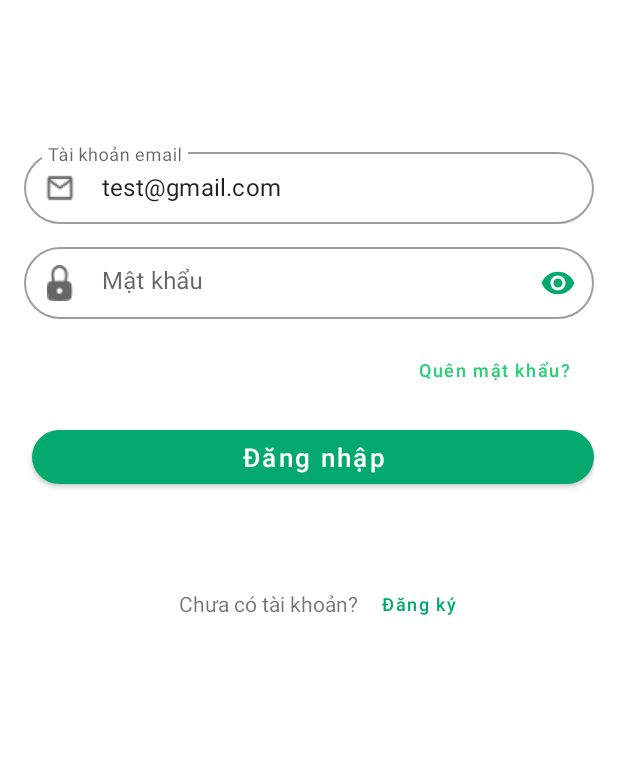
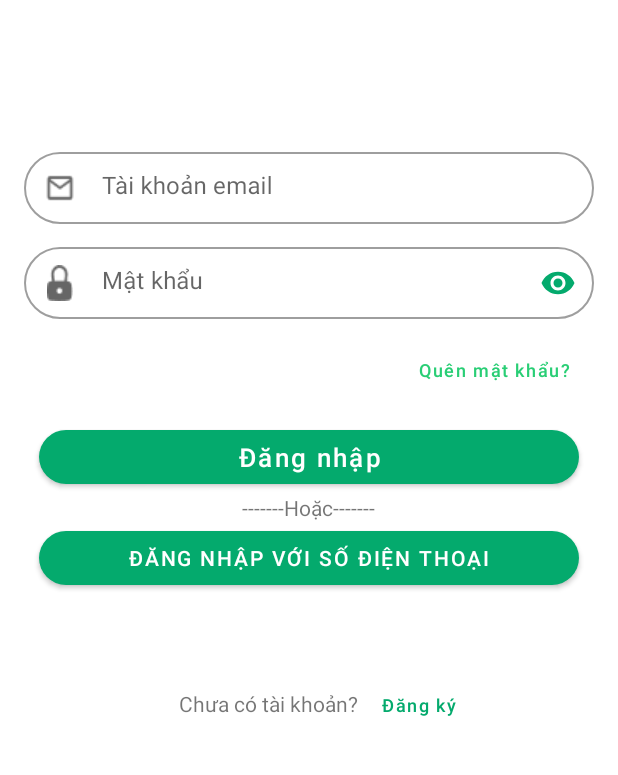
Before and after one commit to TinVo13/AppChatCongNgheMoi, an Android app: the LoginActivity screen opened directly, with no data from a screen before it, on a phone screen of 412 x 824 dp, the part 402-1177 px from its top. Run offline under Robolectric (Android 15) with nearby library versions, the phone set to English and light mode, and no system bars; our stand-ins replace Firebase (no records; nobody signed in at launch, a user with empty details on screens opened directly); 1 statement that could not run was skipped.

```diff
--- a/app/src/main/res/layout/activity_login.xml
+++ b/app/src/main/res/layout/activity_login.xml
@@ -52,7 +52,6 @@
                     android:paddingLeft="10dp"
                     android:paddingTop="4dp"
                     android:paddingBottom="6dp"
-                    android:text="test@gmail.com"
                     android:textColorHint="@color/text_color_hint"
                     android:textColorLink="@color/text_color_hint" />
             </com.google.android.material.textfield.TextInputLayout>
@@ -106,7 +105,7 @@
                 android:id="@+id/btnLogin"
                 android:layout_width="match_parent"
                 android:layout_height="wrap_content"
-                android:layout_marginLeft="5dp"
+                android:layout_marginHorizontal="10dp"
                 android:layout_marginTop="10dp"
                 android:layout_weight="1"
                 app:cornerRadius="50dp"
@@ -114,6 +113,17 @@
                 android:text="Đăng nhập"
                 android:textAllCaps="false"
                 android:textSize="17sp" />
+            <TextView
+                android:layout_width="wrap_content"
+                android:layout_height="wrap_content"
+                android:text="-------Hoặc-------"
+                android:layout_gravity="center"/>
+            <Button
+                android:layout_width="match_parent"
+                android:layout_height="wrap_content"
+                android:text="Đăng nhập với số điện thoại"
+                app:cornerRadius="50dp"
+                android:layout_marginHorizontal="10dp"/>
 
 
             <LinearLayout
@@ -127,10 +137,9 @@
                     android:id="@+id/textView2"
                     android:layout_width="wrap_content"
                     android:layout_height="wrap_content"
-                    android:layout_gravity="center"
-                    android:textAlignment="textEnd"
                     android:layout_weight="3"
                     android:text="Chưa có tài khoản?"
+                    android:textAlignment="textEnd"
                     android:textColorHint="@color/text_color_hint"
                     android:textSize="14sp" />
 
@@ -138,7 +147,6 @@
                     android:id="@+id/btn_to_register_page"
                     android:layout_width="wrap_content"
                     android:layout_height="wrap_content"
-                    android:layout_gravity="center"
                     android:layout_weight="1"
                     android:backgroundTint="@android:color/transparent"
                     android:stateListAnimator="@null"
--- a/app/src/main/res/values-night/themes.xml
+++ b/app/src/main/res/values-night/themes.xml
@@ -12,7 +12,8 @@
         <!-- No action bar -->
         <item name="android:windowActionBar">false</item>
         <item name="android:windowNoTitle">true</item>
-        <item name="android:statusBarColor" tools:targetApi="l">?attr/colorPrimaryVariant</item>
+        <item name="android:statusBarColor">@color/background_color</item>
         <!-- Customize your theme here. -->
+        <item name="statusBarBackground">@color/primary</item>
     </style>
 </resources>
--- a/app/src/main/res/values/themes.xml
+++ b/app/src/main/res/values/themes.xml
@@ -12,6 +12,8 @@
         <!-- No action bar -->
         <item name="android:windowActionBar">false</item>
         <item name="android:windowNoTitle">true</item>
+        <item name="android:statusBarColor">@color/background_color</item>
         <!-- Customize your theme here. -->
+        <item name="statusBarBackground">@color/primary</item>
     </style>
 </resources>
--- a/gradle.properties
+++ b/gradle.properties
@@ -19,5 +19,5 @@ android.useAndroidX=true
 # resources declared in the library itself and none from the library's dependencies,
 # thereby reducing the size of the R class for that library
 android.nonTransitiveRClass=true
-
+android.overridePathCheck=true
 android.enableJetifier=true
```
Also changed, not shown: app/src/main/AndroidManifest.xml (+7 -0 lines), app/src/main/java/com/example/nhom1_messagemobileapp/LoginActivity.java (+10 -5 lines), app/src/main/java/com/example/nhom1_messagemobileapp/RegisterActivity.java (+19 -7 lines), app/src/main/java/com/example/nhom1_messagemobileapp/VerifyEmail.java (added, +46 -0 lines), app/src/main/res/layout/activity_verify_email.xml (added, +69 -0 lines).
